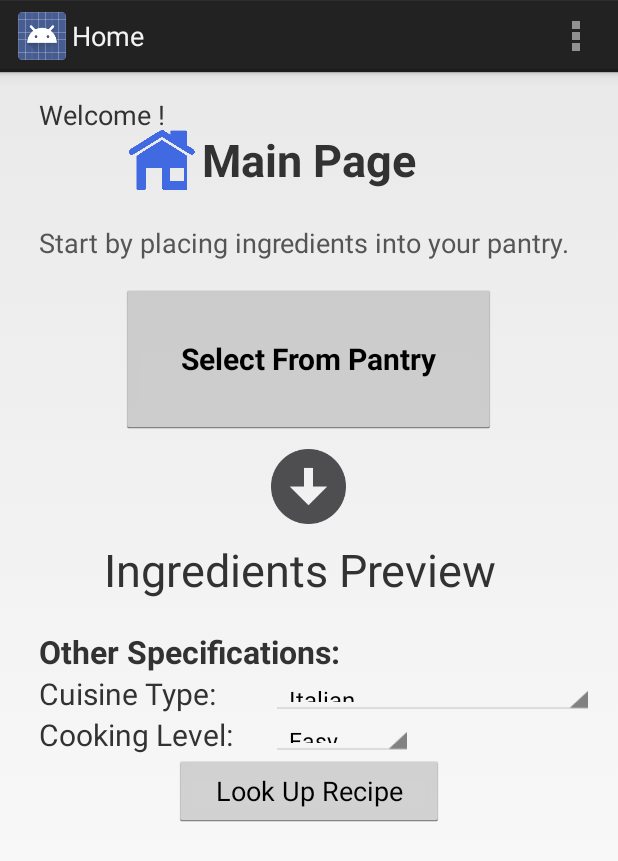
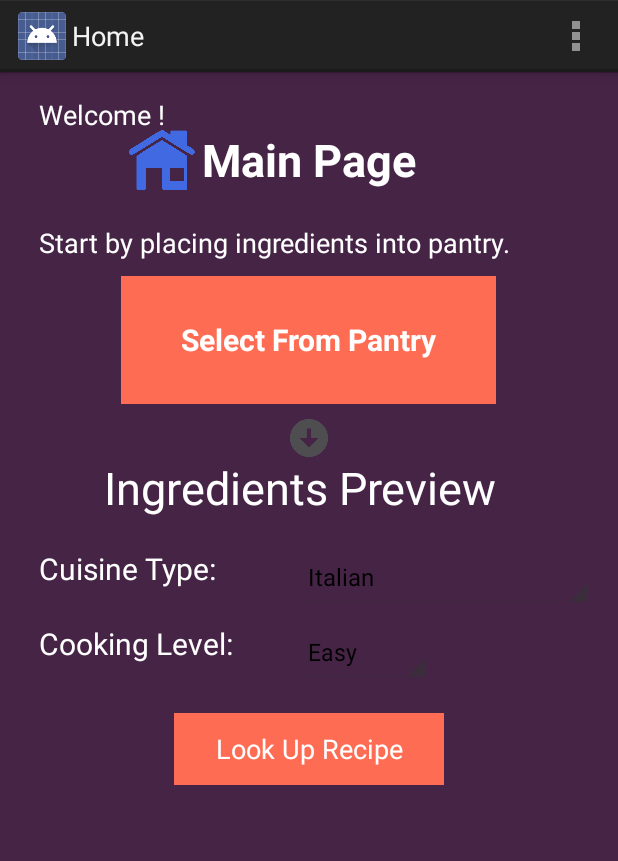
Before and after one commit to dcdinicola/Group_App_Working_Folder_The_Pantry_Planner, an Android app: the screen it shows after launch (MainActivity), after a tap on "LOGIN", on a phone screen of 412 x 824 dp. Shown: the top 861 px of the screen. Run offline under Robolectric (Android 15) with nearby library versions, the phone set to English and light mode, and no system bars.

Commit message:
Style adjusted in Main,recipeDetail and lookUp
main page, recipe detail page and look up recipe page are modified
according to style guide

```diff
--- a/MyFirstApplication-2/app/src/main/res/layout/activity_main.xml
+++ b/MyFirstApplication-2/app/src/main/res/layout/activity_main.xml
@@ -5,6 +5,7 @@
     android:paddingRight="@dimen/activity_horizontal_margin"
     android:paddingTop="@dimen/activity_vertical_margin"
     android:paddingBottom="@dimen/activity_vertical_margin"
+    android:background="#462446"
     tools:context="com.irissonghy.myfirstapplication.MainActivity"
     android:id="@+id/RelativeLayoutMain">
     <TextView
@@ -13,7 +14,7 @@
         android:layout_alignParentTop="true"
         android:id="@+id/textViewUsername"
         android:textSize="18sp"
-        android:typeface="sans"
+        android:textColor="#FFF"
         android:paddingLeft="10dp" />
     <ImageView
         android:layout_width="45dp"
@@ -30,7 +31,7 @@
         android:id="@+id/textViewMain"
         android:textSize="30sp"
         android:textStyle="bold"
-        android:typeface="sans"
+        android:textColor="#fff"
         android:layout_alignWithParentIfMissing="false"
         android:gravity="center_vertical|center_horizontal"
         android:layout_centerHorizontal="true"
@@ -46,29 +47,31 @@
     <TextView
         android:layout_width="wrap_content"
         android:layout_height="wrap_content"
-        android:text="Start by placing ingredients into your pantry."
+        android:text="Start by placing ingredients into pantry."
         android:id="@+id/textViewPantry"
         android:layout_below="@+id/space"
         android:layout_alignParentLeft="true"
         android:layout_alignParentStart="true"
-        android:layout_marginBottom="15dp"
+        android:layout_marginBottom="10dp"
         android:paddingLeft="10dp"
-        android:textColor="#555"
+        android:textColor="#fff"
         android:textSize="18sp" />
 
     <Button
         android:layout_width="250dp"
-        android:layout_height="100dp"
+        android:layout_height="85dp"
         android:text="Select From Pantry"
         android:id="@+id/button3"
         android:layout_centerHorizontal="true"
         android:textSize="20sp"
         android:textStyle="bold"
+        android:background="#ff6c54"
+        android:textColor="#FFF"
         android:layout_below="@+id/textViewPantry" />
 
     <ImageView
-        android:layout_width="50dp"
-        android:layout_height="50dp"
+        android:layout_width="25dp"
+        android:layout_height="25dp"
         android:id="@+id/imageView"
         android:layout_below="@+id/button3"
         android:layout_centerHorizontal="true"
@@ -82,12 +85,12 @@
         android:id="@+id/textView"
         android:layout_below="@+id/imageView"
         android:textSize="30sp"
-        android:layout_marginTop="10dp"
         android:textAlignment="center"
         android:layout_alignRight="@+id/button3"
         android:layout_alignEnd="@+id/button3"
         android:layout_marginLeft="10dp"
-        android:gravity="center_vertical" />
+        android:gravity="center_vertical"
+        android:textColor="#FFF"/>
 
     <Space
         android:layout_width="fill_parent"
@@ -96,10 +99,11 @@
         android:layout_alignParentRight="true"
         android:layout_alignParentEnd="true"
         android:id="@+id/space2" />
-
+<!--
     <TextView
         android:layout_width="wrap_content"
         android:layout_height="wrap_content"
+        android:textColor="#FFF"
         android:text="Other Specifications:"
         android:id="@+id/textView2"
         android:textSize="21sp"
@@ -111,25 +115,25 @@
         android:layout_alignParentStart="true"
         android:layout_alignRight="@+id/textViewMain"
         android:layout_alignEnd="@+id/textViewMain" />
+        -->
 
     <TextView
         android:layout_width="wrap_content"
-        android:layout_height="wrap_content"
+        android:layout_height="40dp"
+        android:textColor="#FFF"
         android:text="Cuisine Type:"
         android:id="@+id/textView3"
         android:textSize="20sp"
-        android:textStyle="normal"
         android:paddingLeft="10dp"
-        android:layout_toStartOf="@+id/textViewMain"
-        android:layout_below="@+id/textView2"
         android:layout_alignParentLeft="true"
         android:layout_alignParentStart="true"
-        android:layout_alignRight="@+id/textViewMain"
-        android:layout_alignEnd="@+id/textViewMain" />
+        android:layout_below="@+id/space2"
+        android:layout_marginBottom="10dp" />
 
     <TextView
         android:layout_width="wrap_content"
-        android:layout_height="wrap_content"
+        android:layout_height="40dp"
+        android:textColor="#FFF"
         android:text="Cooking Level:"
         android:id="@+id/textView4"
         android:textSize="20sp"
@@ -140,7 +144,8 @@
         android:layout_alignParentLeft="true"
         android:layout_alignParentStart="true"
         android:layout_alignRight="@+id/imageView"
-        android:layout_alignEnd="@+id/imageView" />
+        android:layout_alignEnd="@+id/imageView"
+        android:layout_marginBottom="10dp" />
 
     <Button
         android:layout_width="180dp"
@@ -148,12 +153,15 @@
         android:text="Look Up Recipe"
         android:id="@+id/button4"
         android:layout_centerHorizontal="true"
+        android:background="#ff6c54"
+        android:textColor="#FFF"
         android:onClick="lookUpRecipe"
-        android:layout_below="@+id/textView4" />
+        android:layout_below="@+id/textView4"
+        android:layout_marginTop="10dp" />
 
     <Spinner
         android:layout_width="300dp"
-        android:layout_height="wrap_content"
+        android:layout_height="50dp"
         android:id="@+id/spinner"
         android:entries="@array/cuisine_type"
         android:layout_alignRight="@+id/space2"
@@ -161,16 +169,18 @@
         android:layout_alignLeft="@+id/imageView"
         android:layout_alignStart="@+id/imageView"
         android:layout_alignTop="@+id/textView3"
-        android:layout_above="@+id/textView4" />
+        android:layout_above="@+id/textView4"
+        android:layout_marginBottom="10dp" />
 
     <Spinner
         android:layout_width="wrap_content"
-        android:layout_height="wrap_content"
+        android:layout_height="50dp"
         android:id="@+id/spinner2"
         android:layout_below="@+id/textView3"
         android:layout_alignLeft="@+id/spinner"
         android:layout_alignStart="@+id/spinner"
         android:layout_above="@+id/button4"
-        android:entries="@array/cooking_level"/>
+        android:entries="@array/cooking_level"
+        android:layout_marginBottom="10dp" />
 
 </RelativeLayout>
--- a/MyFirstApplication-2/app/src/main/res/layout/activity_recipe_detail.xml
+++ b/MyFirstApplication-2/app/src/main/res/layout/activity_recipe_detail.xml
@@ -5,6 +5,7 @@
     android:paddingRight="@dimen/activity_horizontal_margin"
     android:paddingTop="@dimen/activity_vertical_margin"
     android:paddingBottom="@dimen/activity_vertical_margin"
+    android:background="#462446"
     tools:context="com.irissonghy.myfirstapplication.RecipeDetailActivity">
 
 
@@ -37,7 +38,7 @@
                     android:layout_gravity="left"
                     android:layout_marginLeft="10dp"
                     android:gravity="center_vertical"
-                    android:textColor="#000"
+                    android:textColor="#FFF"
                     android:textSize="30sp"
                     android:textStyle="bold" />
 
@@ -49,7 +50,8 @@
                 android:text="This is the detail of the recipe... "
                 android:id="@+id/textView_recipeDetailDescription"
                 android:textSize="20sp"
-                android:layout_marginLeft="10dp" />
+                android:layout_marginLeft="10dp"
+                android:textColor="#f0f0f0"/>
 
             <LinearLayout
                 android:orientation="horizontal"
@@ -74,6 +76,7 @@
                         android:layout_width="wrap_content"
                         android:layout_height="wrap_content"
                         android:text="Chicken Soup"
+                        android:textColor="#fff"
                         android:id="@+id/recipeName_1"
                         android:layout_marginLeft="20dp"
                         android:textSize="21sp"
@@ -83,6 +86,7 @@
                         android:layout_height="wrap_content"
                         android:text="Tommy"
                         android:id="@+id/recipePoster_1"
+                        android:textColor="#FFF"
                         android:layout_marginLeft="20dp"
                         android:textSize="18sp"
                         android:onClick = "userNameOnClick"/>
@@ -92,7 +96,6 @@
                         android:id="@+id/recipeRating_chickenSoup"
                         android:layout_marginLeft="10dp"
                         android:numStars="4"
-
                         android:rating="0.0" />
                     <!--
                     <LinearLayout
@@ -121,6 +124,7 @@
                     android:layout_width="wrap_content"
                     android:layout_height="wrap_content"
                     android:text="Ingredients"
+                    android:textColor="#FFF"
                     android:layout_marginLeft="10dp"
                     android:id="@+id/textView_ingredientsText"
                     android:layout_marginTop="20dp"
@@ -132,6 +136,7 @@
                     android:text="Admiration instrument in. Shy saw declared age debating ecstatic man. Call in so want pure rank am dear were. "
                     android:id="@+id/textView_ingredientsContentText"
                     android:layout_gravity="right"
+                    android:textColor="#FFF"
                     android:paddingLeft="10dp"
                     android:layout_marginTop="2dp"
                     android:textSize = "18sp" />
@@ -142,6 +147,7 @@
                             android:id="@+id/textView_directionsText"
                             android:layout_marginTop="20dp"
                     android:layout_marginLeft="10dp"
+                    android:textColor="#FFF"
                             android:textStyle="bold"
                             android:textSize="21sp" />
                 <TextView
@@ -150,6 +156,7 @@
                             android:text="Declared age debating ecstatic man. Call in so want pure rank am dear were. "
                             android:id="@+id/textView_directionsContentText"
                             android:layout_gravity="right"
+                    android:textColor="#FFF"
                             android:paddingLeft="10dp"
                             android:paddingRight="10dp"
                             android:layout_marginTop="2dp"
@@ -160,13 +167,14 @@
                             android:text="Reviews"
                             android:id="@+id/textView_reviewsText"
                             android:textStyle="bold"
+                    android:textColor="#FFF"
                     android:layout_marginLeft="10dp"
                     android:layout_marginTop="20dp"
                             android:textSize="21sp" />
                 <EditText
                             android:layout_height="300dp"
                             android:layout_width = "match_parent"
-                            android:background="#fffcffd8" />
+                            android:background="#462446" />
         </LinearLayout>
 
 </RelativeLayout>
```
Lines whose indentation alone changed are shown as unchanged.
